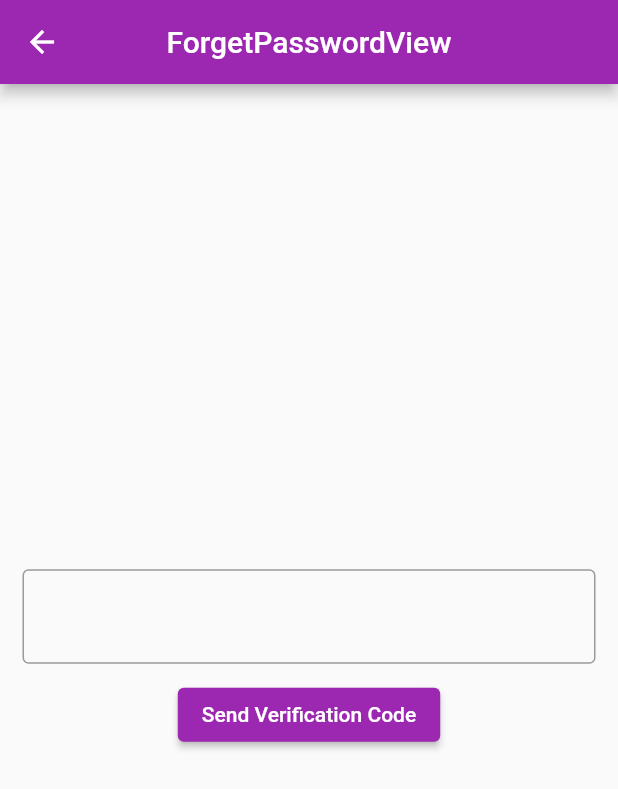
After one commit to atifmalyk/firebase_testing, a Flutter app: the screen it shows after launch, after a tap on "Forget Password ?", on a phone screen of 412 x 824 dp. The commit adds this screen. Shown: the top 789 px of the screen. Run offline on Flutter 3.47's test engine with Material 3 defaults, Android fonts, the phone set to English and light mode, and no system bars; our stand-ins replace cloud_firestore, firebase_auth, firebase_core, firebase_database, firebase_storage, fluttertoast and 2 more; accounts and stored records are empty; network calls fail.

Commit message:
updated code

```diff
--- /dev/null
+++ b/lib/app/modules/forget_password/bindings/forget_password_binding.dart
@@ -0,0 +1,12 @@
+import 'package:get/get.dart';
+
+import '../controllers/forget_password_controller.dart';
+
+class ForgetPasswordBinding extends Bindings {
+  @override
+  void dependencies() {
+    Get.lazyPut<ForgetPasswordController>(
+      () => ForgetPasswordController(),
+    );
+  }
+}
--- /dev/null
+++ b/lib/app/modules/forget_password/controllers/forget_password_controller.dart
@@ -0,0 +1,36 @@
+import 'package:firebase_auth/firebase_auth.dart';
+import 'package:firebase_demo/utils/utils.dart';
+import 'package:flutter/cupertino.dart';
+import 'package:get/get.dart';
+
+class ForgetPasswordController extends GetxController {
+  //TODO: Implement ForgetPasswordController
+late final TextEditingController emailController;
+final auth=FirebaseAuth.instance;
+  final count = 0.obs;
+  @override
+  void onInit() {
+    super.onInit();
+    emailController=TextEditingController();
+  }
+
+  resetPassword(){
+    auth.sendPasswordResetEmail(email: emailController.text).then((value) {
+      Utils().getErrorMessage("Success");
+    }).onError((error, stackTrace) {
+      Utils().getErrorMessage(error.toString());
+    });
+  }
+
+  @override
+  void onReady() {
+    super.onReady();
+  }
+
+  @override
+  void onClose() {
+    super.onClose();
+  }
+
+  void increment() => count.value++;
+}
--- /dev/null
+++ b/lib/app/modules/forget_password/views/forget_password_view.dart
@@ -0,0 +1,40 @@
+import 'package:flutter/material.dart';
+
+import 'package:get/get.dart';
+
+import '../controllers/forget_password_controller.dart';
+
+class ForgetPasswordView extends GetView<ForgetPasswordController> {
+  const ForgetPasswordView({Key? key}) : super(key: key);
+  @override
+  Widget build(BuildContext context) {
+    return Scaffold(
+      appBar: AppBar(
+        title: const Text('ForgetPasswordView'),
+        centerTitle: true,
+      ),
+      body:  Center(
+        child: Column(
+          mainAxisAlignment: MainAxisAlignment.center,
+          children: [
+            Padding(
+              padding: EdgeInsets.symmetric(horizontal: 15),
+              child: TextField(
+                decoration: InputDecoration(
+                  border: OutlineInputBorder(),
+                ),
+                controller: controller.emailController,
+                style: TextStyle(fontSize: 20),
+              ),
+            ),
+            SizedBox(height: 10,),
+            ElevatedButton(onPressed: (){
+              controller.resetPassword();
+
+            }, child: Text("Send Verification Code"))
+          ],
+        ),
+      ),
+    );
+  }
+}
--- a/lib/app/modules/login/views/login_view.dart
+++ b/lib/app/modules/login/views/login_view.dart
@@ -48,6 +48,14 @@ class LoginScreen extends GetView<LoginController> {
                 ),
               ],
             ),
+            SizedBox(height: 20,),
+            InkWell(
+              child: Text("Forget Password ?"),
+              onTap: (){
+                Get.toNamed(Routes.FORGET_PASSWORD);
+
+              },
+            )
           ],
         ),
       ),
--- a/lib/app/routes/app_routes.dart
+++ b/lib/app/routes/app_routes.dart
@@ -11,6 +11,7 @@ abstract class Routes {
   static const FIRESTORE_LIST_SCREEN = _Paths.FIRESTORE_LIST_SCREEN;
   static const ADD_POST_FIRESTORE = _Paths.ADD_POST_FIRESTORE;
   static const UPLOAD_IMAGE_FIREBASE = _Paths.UPLOAD_IMAGE_FIREBASE;
+  static const FORGET_PASSWORD = _Paths.FORGET_PASSWORD;
 }
 
 abstract class _Paths {
@@ -23,4 +24,5 @@ abstract class _Paths {
   static const FIRESTORE_LIST_SCREEN = '/firestore-list-screen';
   static const ADD_POST_FIRESTORE = '/add-post-firestore';
   static const UPLOAD_IMAGE_FIREBASE = '/upload-image-firebase';
+  static const FORGET_PASSWORD = '/forget-password';
 }
--- a/pubspec.yaml
+++ b/pubspec.yaml
@@ -16,6 +16,7 @@ dependencies:
     sdk: flutter
   cloud_firestore: ^4.15.10
   image_picker: ^1.0.7
+  firebase_storage: ^11.6.11
 
 dev_dependencies:
   flutter_lints: ^2.0.0
```
Also changed, not shown: lib/app/modules/upload_image_firebase/controllers/upload_image_firebase_controller.dart (+52 -12 lines), lib/app/modules/upload_image_firebase/views/upload_image_firebase_view.dart (+6 -2 lines), lib/app/routes/app_pages.dart (+8 -1 lines), lib/firebase_options.dart, pubspec.lock, 4 other files.
